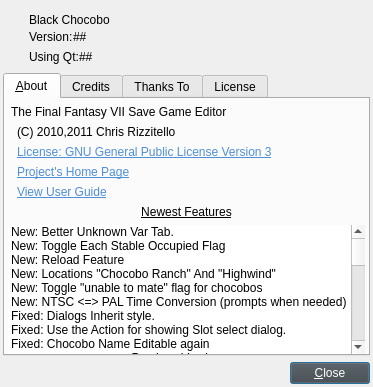
The window that about.ui (sithlord48/blackchocobo) describes before a commit, drawn with Qt 5.
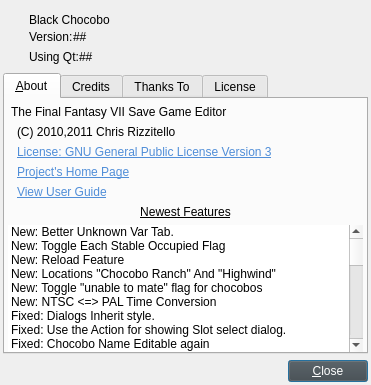
The same window after the commit. Icons and pictures are not drawn.

Commit message: fixed compair <->compare typo. slight gui tweak to chocobo tab scrollarea's width , lupdate

What changed in the file:
```diff
--- a/about.ui
+++ b/about.ui
@@ -9,8 +9,8 @@
    <rect>
     <x>0</x>
     <y>0</y>
-    <width>373</width>
-    <height>387</height>
+    <width>371</width>
+    <height>385</height>
    </rect>
   </property>
   <property name="sizePolicy">
@@ -523,7 +523,7 @@
          </item>
          <item>
           <property name="text">
-           <string>New: NTSC &lt;=&gt; PAL Time Conversion (prompts when needed)</string>
+           <string>New: NTSC &lt;=&gt; PAL Time Conversion</string>
           </property>
          </item>
          <item>
```
The commit also changes 7 other files.
